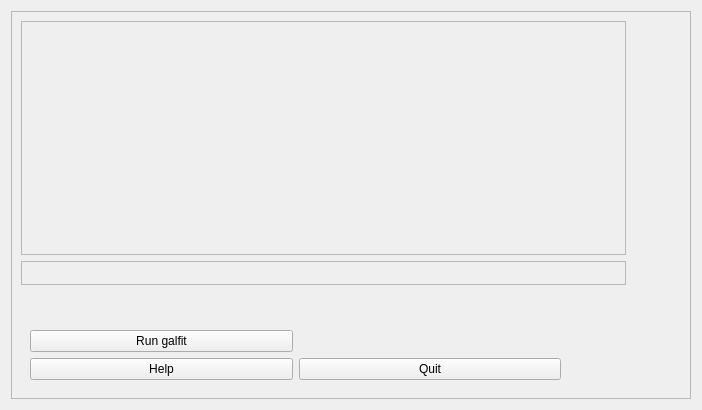
Qt form testing/galfitWidget.ui (rfinn/halphagui) before a commit.
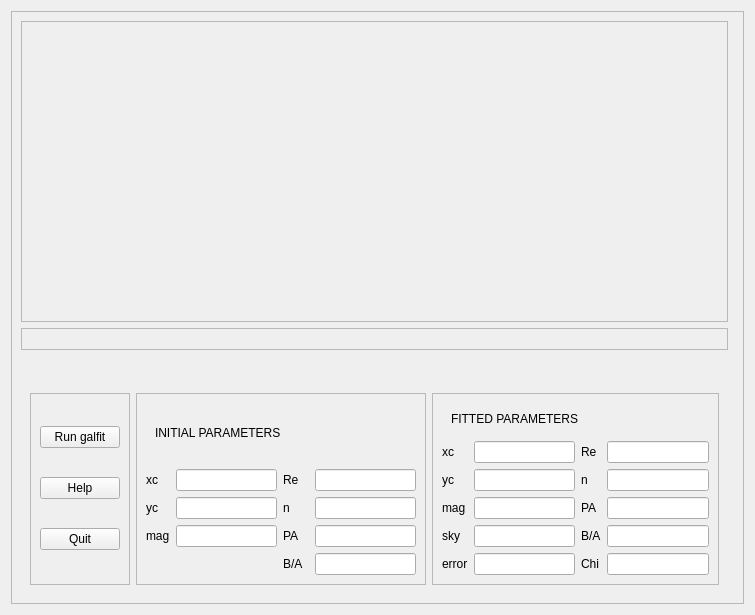
The same form after that commit.

Patch:
```diff
--- a/testing/galfitWidget.ui
+++ b/testing/galfitWidget.ui
@@ -6,15 +6,15 @@
    <rect>
     <x>0</x>
     <y>0</y>
-    <width>702</width>
-    <height>410</height>
+    <width>755</width>
+    <height>615</height>
    </rect>
   </property>
   <property name="windowTitle">
    <string>Form</string>
   </property>
   <layout class="QGridLayout" name="gridLayout">
-   <item row="0" column="0">
+   <item row="0" column="1">
     <widget class="QFrame" name="mainframe">
      <property name="frameShape">
       <enum>QFrame::StyledPanel</enum>
@@ -23,118 +23,362 @@
       <enum>QFrame::Raised</enum>
      </property>
      <layout class="QGridLayout" name="gridLayout_2">
-      <item row="1" column="11">
-       <widget class="QWidget" name="widget_14" native="true"/>
-      </item>
-      <item row="8" column="0" colspan="11">
-       <widget class="QFrame" name="readoutframe">
-        <property name="frameShape">
-         <enum>QFrame::StyledPanel</enum>
-        </property>
-        <property name="frameShadow">
-         <enum>QFrame::Raised</enum>
-        </property>
-        <layout class="QGridLayout" name="readoutGridLayout"/>
-       </widget>
+      <item row="9" column="11">
+       <widget class="QWidget" name="widget_23" native="true"/>
       </item>
       <item row="0" column="11">
        <widget class="QWidget" name="widget_6" native="true"/>
       </item>
-      <item row="9" column="2">
-       <widget class="QWidget" name="widget_16" native="true"/>
-      </item>
-      <item row="4" column="11">
-       <widget class="QWidget" name="widget_10" native="true"/>
-      </item>
-      <item row="9" column="1">
-       <widget class="QWidget" name="widget_17" native="true"/>
-      </item>
-      <item row="2" column="11">
-       <widget class="QWidget" name="widget_15" native="true"/>
-      </item>
-      <item row="9" column="4">
-       <widget class="QWidget" name="widget_11" native="true"/>
-      </item>
-      <item row="0" column="0" rowspan="8" colspan="11">
-       <widget class="QFrame" name="cutouts">
-        <property name="frameShape">
-         <enum>QFrame::StyledPanel</enum>
-        </property>
-        <property name="frameShadow">
-         <enum>QFrame::Raised</enum>
-        </property>
-        <layout class="QGridLayout" name="cutoutsLayout">
-         <item row="0" column="0">
-          <widget class="QWidget" name="dummyWidget" native="true"/>
-         </item>
-        </layout>
-       </widget>
-      </item>
-      <item row="9" column="6">
-       <widget class="QWidget" name="widget_13" native="true"/>
-      </item>
-      <item row="7" column="11">
-       <widget class="QWidget" name="widget_2" native="true"/>
-      </item>
-      <item row="9" column="10">
+      <item row="12" column="10">
        <widget class="QWidget" name="widget" native="true"/>
       </item>
-      <item row="9" column="3">
-       <widget class="QWidget" name="widget_4" native="true"/>
-      </item>
-      <item row="6" column="11">
-       <widget class="QWidget" name="widget_9" native="true"/>
+      <item row="11" column="11">
+       <widget class="QWidget" name="widget_24" native="true"/>
       </item>
       <item row="5" column="11">
        <widget class="QWidget" name="widget_7" native="true"/>
       </item>
-      <item row="9" column="9">
+      <item row="12" column="9">
        <widget class="QWidget" name="widget_3" native="true"/>
       </item>
-      <item row="11" column="0" colspan="10">
+      <item row="7" column="11">
+       <widget class="QWidget" name="widget_2" native="true"/>
+      </item>
+      <item row="12" column="11">
+       <widget class="QWidget" name="widget_5" native="true"/>
+      </item>
+      <item row="12" column="1">
+       <widget class="QWidget" name="widget_17" native="true"/>
+      </item>
+      <item row="11" column="0" colspan="11">
+       <widget class="QFrame" name="readoutframe">
+        <property name="frameShape">
+         <enum>QFrame::StyledPanel</enum>
+        </property>
+        <property name="frameShadow">
+         <enum>QFrame::Raised</enum>
+        </property>
+        <layout class="QGridLayout" name="readoutGridLayout"/>
+       </widget>
+      </item>
+      <item row="2" column="11">
+       <widget class="QWidget" name="widget_15" native="true"/>
+      </item>
+      <item row="14" column="0" colspan="11">
        <widget class="QWidget" name="buttonWidget" native="true">
         <property name="mouseTracking">
          <bool>true</bool>
         </property>
         <layout class="QGridLayout" name="buttonsLayout">
-         <item row="1" column="2">
-          <widget class="QPushButton" name="helpButton">
-           <property name="text">
-            <string>Help</string>
+         <item row="0" column="5">
+          <widget class="QFrame" name="frame_3">
+           <property name="frameShape">
+            <enum>QFrame::StyledPanel</enum>
            </property>
+           <property name="frameShadow">
+            <enum>QFrame::Raised</enum>
+           </property>
+           <layout class="QGridLayout" name="gridLayout_4">
+            <item row="3" column="0">
+             <widget class="QLabel" name="label_10">
+              <property name="text">
+               <string>yc</string>
+              </property>
+             </widget>
+            </item>
+            <item row="3" column="1">
+             <widget class="QLineEdit" name="ycFitLineEdit"/>
+            </item>
+            <item row="3" column="3">
+             <widget class="QLineEdit" name="nFitLineEdit"/>
+            </item>
+            <item row="4" column="1">
+             <widget class="QLineEdit" name="magFitLineEdit"/>
+            </item>
+            <item row="5" column="3">
+             <widget class="QLineEdit" name="BAFitLineEdit"/>
+            </item>
+            <item row="4" column="3">
+             <widget class="QLineEdit" name="PAFitLineEdit"/>
+            </item>
+            <item row="5" column="1">
+             <widget class="QLineEdit" name="skyFitLineEdit"/>
+            </item>
+            <item row="2" column="1">
+             <widget class="QLineEdit" name="xcFitLineEdit"/>
+            </item>
+            <item row="1" column="0" colspan="4">
+             <widget class="QWidget" name="widget_21" native="true">
+              <layout class="QGridLayout" name="gridLayout_6">
+               <item row="0" column="0">
+                <widget class="QLabel" name="label_16">
+                 <property name="text">
+                  <string>FITTED PARAMETERS</string>
+                 </property>
+                </widget>
+               </item>
+              </layout>
+             </widget>
+            </item>
+            <item row="5" column="0">
+             <widget class="QLabel" name="label_17">
+              <property name="text">
+               <string>sky</string>
+              </property>
+             </widget>
+            </item>
+            <item row="2" column="3">
+             <widget class="QLineEdit" name="ReFitLineEdit"/>
+            </item>
+            <item row="2" column="0">
+             <widget class="QLabel" name="label_9">
+              <property name="text">
+               <string>xc</string>
+              </property>
+             </widget>
+            </item>
+            <item row="2" column="2">
+             <widget class="QLabel" name="label_14">
+              <property name="text">
+               <string>Re</string>
+              </property>
+             </widget>
+            </item>
+            <item row="5" column="2">
+             <widget class="QLabel" name="label_15">
+              <property name="text">
+               <string>B/A</string>
+              </property>
+             </widget>
+            </item>
+            <item row="4" column="2">
+             <widget class="QLabel" name="label_12">
+              <property name="text">
+               <string>PA</string>
+              </property>
+             </widget>
+            </item>
+            <item row="3" column="2">
+             <widget class="QLabel" name="label_13">
+              <property name="text">
+               <string>n</string>
+              </property>
+             </widget>
+            </item>
+            <item row="4" column="0">
+             <widget class="QLabel" name="label_11">
+              <property name="text">
+               <string>mag</string>
+              </property>
+             </widget>
+            </item>
+            <item row="6" column="1">
+             <widget class="QLineEdit" name="errorFitLineEdit"/>
+            </item>
+            <item row="6" column="3">
+             <widget class="QLineEdit" name="chiFitLineEdit"/>
+            </item>
+            <item row="6" column="0">
+             <widget class="QLabel" name="label_18">
+              <property name="text">
+               <string>error</string>
+              </property>
+             </widget>
+            </item>
+            <item row="6" column="2">
+             <widget class="QLabel" name="label_19">
+              <property name="text">
+               <string>Chi</string>
+              </property>
+             </widget>
+            </item>
+           </layout>
           </widget>
          </item>
-         <item row="0" column="2">
-          <widget class="QPushButton" name="runGalfitButton">
-           <property name="text">
-            <string>Run galfit</string>
+         <item row="0" column="4">
+          <widget class="QFrame" name="frame">
+           <property name="frameShape">
+            <enum>QFrame::StyledPanel</enum>
            </property>
+           <property name="frameShadow">
+            <enum>QFrame::Raised</enum>
+           </property>
+           <layout class="QGridLayout" name="gridLayout_3">
+            <item row="4" column="2">
+             <widget class="QLabel" name="label_6">
+              <property name="text">
+               <string>PA</string>
+              </property>
+             </widget>
+            </item>
+            <item row="3" column="2">
+             <widget class="QLabel" name="label_5">
+              <property name="text">
+               <string>n</string>
+              </property>
+             </widget>
+            </item>
+            <item row="5" column="4">
+             <widget class="QLineEdit" name="BALineEdit"/>
+            </item>
+            <item row="5" column="2">
+             <widget class="QLabel" name="label_7">
+              <property name="text">
+               <string>B/A</string>
+              </property>
+             </widget>
+            </item>
+            <item row="4" column="4">
+             <widget class="QLineEdit" name="PALineEdit"/>
+            </item>
+            <item row="3" column="4">
+             <widget class="QLineEdit" name="nLineEdit"/>
+            </item>
+            <item row="2" column="4">
+             <widget class="QLineEdit" name="ReLineEdit"/>
+            </item>
+            <item row="2" column="2">
+             <widget class="QLabel" name="label_4">
+              <property name="text">
+               <string>Re</string>
+              </property>
+             </widget>
+            </item>
+            <item row="1" column="0" colspan="5">
+             <widget class="QWidget" name="widget_20" native="true">
+              <layout class="QGridLayout" name="gridLayout_5">
+               <item row="0" column="0">
+                <widget class="QLabel" name="label_8">
+                 <property name="text">
+                  <string>INITIAL PARAMETERS</string>
+                 </property>
+                </widget>
+               </item>
+              </layout>
+             </widget>
+            </item>
+            <item row="2" column="0">
+             <widget class="QLabel" name="label">
+              <property name="text">
+               <string>xc</string>
+              </property>
+             </widget>
+            </item>
+            <item row="3" column="0">
+             <widget class="QLabel" name="label_2">
+              <property name="text">
+               <string>yc</string>
+              </property>
+             </widget>
+            </item>
+            <item row="2" column="1">
+             <widget class="QLineEdit" name="xcLineEdit"/>
+            </item>
+            <item row="3" column="1">
+             <widget class="QLineEdit" name="ycLineEdit"/>
+            </item>
+            <item row="4" column="0">
+             <widget class="QLabel" name="label_3">
+              <property name="text">
+               <string>mag</string>
+              </property>
+             </widget>
+            </item>
+            <item row="4" column="1">
+             <widget class="QLineEdit" name="magLineEdit"/>
+            </item>
+           </layout>
           </widget>
          </item>
-         <item row="1" column="3">
-          <widget class="QPushButton" name="quitButton">
-           <property name="text">
-            <string>Quit</string>
+         <item row="0" column="2" colspan="2">
+          <widget class="QFrame" name="frame_2">
+           <property name="frameShape">
+            <enum>QFrame::StyledPanel</enum>
            </property>
+           <property name="frameShadow">
+            <enum>QFrame::Raised</enum>
+           </property>
+           <layout class="QVBoxLayout" name="verticalLayout">
+            <item>
+             <widget class="QPushButton" name="runGalfitButton">
+              <property name="text">
+               <string>Run galfit</string>
+              </property>
+             </widget>
+            </item>
+            <item>
+             <widget class="QPushButton" name="helpButton">
+              <property name="text">
+               <string>Help</string>
+              </property>
+             </widget>
+            </item>
+            <item>
+             <widget class="QPushButton" name="quitButton">
+              <property name="text">
+               <string>Quit</string>
+              </property>
+             </widget>
+            </item>
+           </layout>
           </widget>
          </item>
         </layout>
        </widget>
       </item>
+      <item row="12" column="3">
+       <widget class="QWidget" name="widget_4" native="true"/>
+      </item>
+      <item row="12" column="8">
+       <widget class="QWidget" name="widget_19" native="true"/>
+      </item>
+      <item row="12" column="6">
+       <widget class="QWidget" name="widget_13" native="true"/>
+      </item>
+      <item row="12" column="4">
+       <widget class="QWidget" name="widget_11" native="true"/>
+      </item>
+      <item row="6" column="11">
+       <widget class="QWidget" name="widget_9" native="true"/>
+      </item>
+      <item row="12" column="5">
+       <widget class="QWidget" name="widget_12" native="true"/>
+      </item>
+      <item row="8" column="11">
+       <widget class="QWidget" name="widget_22" native="true"/>
+      </item>
+      <item row="10" column="11">
+       <widget class="QWidget" name="widget_25" native="true"/>
+      </item>
+      <item row="12" column="7">
+       <widget class="QWidget" name="widget_18" native="true"/>
+      </item>
       <item row="3" column="11">
        <widget class="QWidget" name="widget_8" native="true"/>
       </item>
       <item row="9" column="11">
        <widget class="QWidget" name="widget_5" native="true"/>
       </item>
-      <item row="9" column="7">
-       <widget class="QWidget" name="widget_18" native="true"/>
+      <item row="4" column="11">
+       <widget class="QWidget" name="widget_10" native="true"/>
       </item>
-      <item row="9" column="5">
-       <widget class="QWidget" name="widget_12" native="true"/>
+      <item row="12" column="2">
+       <widget class="QWidget" name="widget_16" native="true"/>
       </item>
-      <item row="9" column="8">
-       <widget class="QWidget" name="widget_19" native="true"/>
+      <item row="0" column="0" rowspan="11" colspan="11">
+       <widget class="QFrame" name="cutouts">
+        <property name="frameShape">
+         <enum>QFrame::StyledPanel</enum>
+        </property>
+        <property name="frameShadow">
+         <enum>QFrame::Raised</enum>
+        </property>
+        <layout class="QGridLayout" name="cutoutsLayout">
+         <item row="0" column="0">
+          <widget class="QWidget" name="dummyWidget" native="true"/>
+         </item>
+        </layout>
+       </widget>
       </item>
      </layout>
     </widget>
```
Left out of the diff: 4 changed lines with no effect on the pictures.
